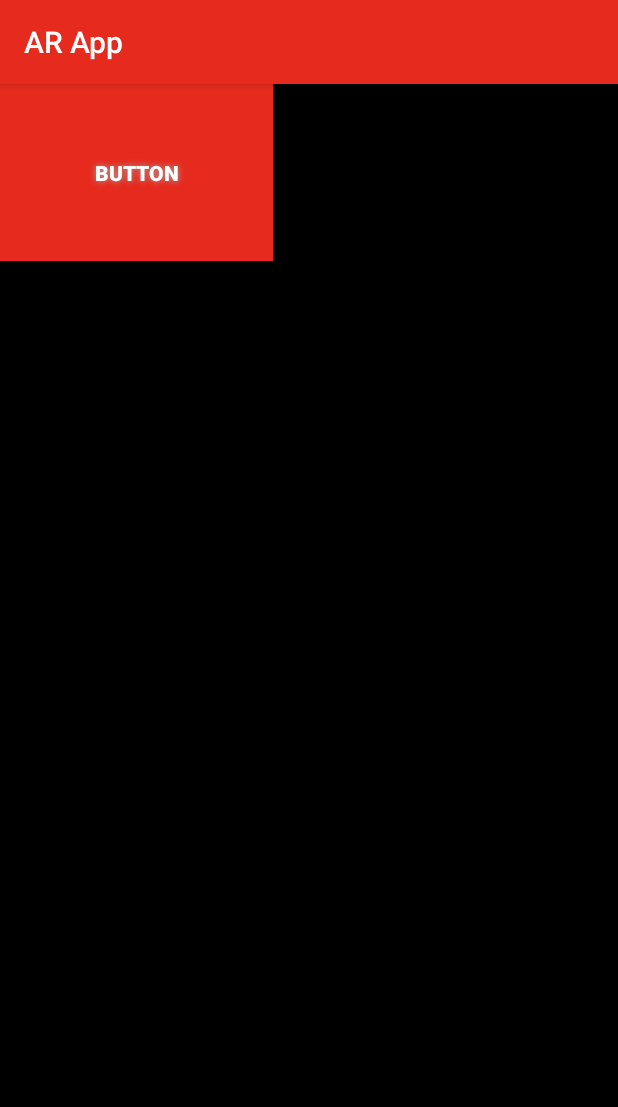
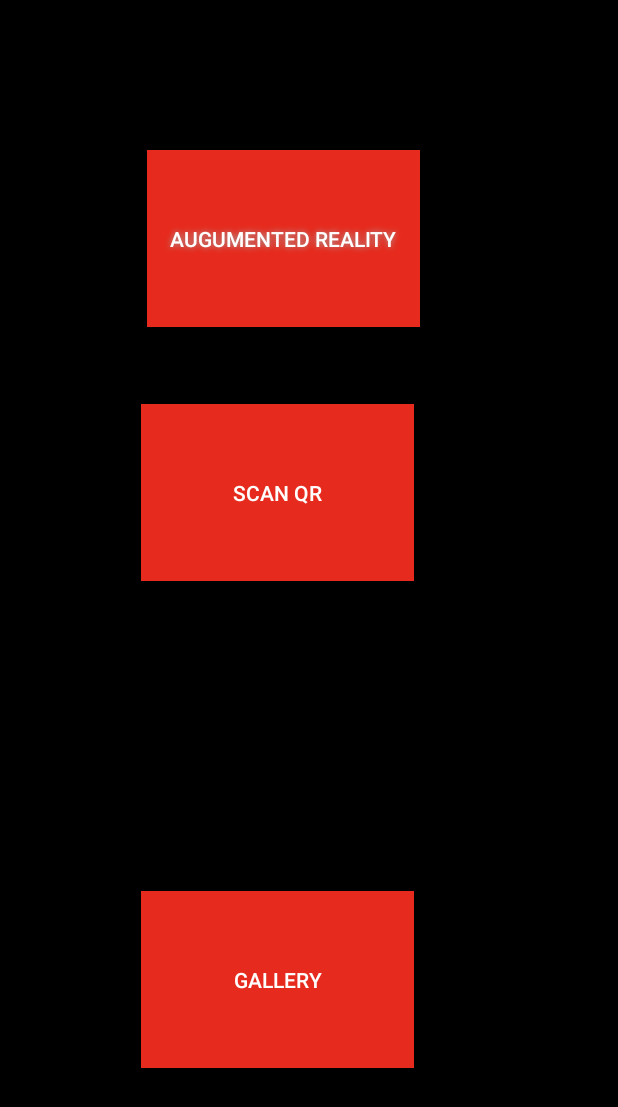
Before and after one commit to MichalinaDrozd/AR_App, an Android app: the screen it shows after launch (MainActivity), on a phone screen of 412 x 824 dp. Shown: the top 1107 px of the screen. Run offline under Robolectric (Android 15) with nearby library versions, the phone set to English and light mode, and no system bars.

Commit message:
First part of AR code.

```diff
--- a/app/src/main/java/com/example/michalinadrozd/arapp/MainActivity.kt
+++ b/app/src/main/java/com/example/michalinadrozd/arapp/MainActivity.kt
@@ -1,5 +1,6 @@
 package com.example.michalinadrozd.arapp
 
+import android.content.Intent
 import android.support.v7.app.AppCompatActivity
 import android.os.Bundle
 import android.widget.Button
@@ -10,6 +11,13 @@ class MainActivity : AppCompatActivity() {
     override fun onCreate(savedInstanceState: Bundle?) {
         super.onCreate(savedInstanceState)
         setContentView(R.layout.activity_main)
+
+        btn_AR.setOnClickListener{
+            val intent = Intent(this, Augumented_reality::class.java)
+            startActivity(intent)
+
+
+        }
     }
 
 
--- a/app/src/main/res/layout/activity_main.xml
+++ b/app/src/main/res/layout/activity_main.xml
@@ -1,5 +1,5 @@
 <?xml version="1.0" encoding="utf-8"?>
-<android.support.constraint.ConstraintLayout
+<RelativeLayout
         xmlns:android="http://schemas.android.com/apk/res/android"
         xmlns:tools="http://schemas.android.com/tools"
         xmlns:app="http://schemas.android.com/apk/res-auto"
@@ -11,36 +11,43 @@
         tools:context=".MainActivity">
 
     <Button
-            android:text="@string/button_Camera"
+            android:text="@string/button_Gallery"
             android:layout_width="182dp"
             android:layout_height="118dp" tools:layout_editor_absoluteY="346dp"
             android:background="@color/colorPrimary"
             android:textColor="#ffff"
-            android:textStyle="bold"
-            tools:layout_editor_absoluteX="101dp" android:id="@+id/button_Camera"/>
+
+            tools:layout_editor_absoluteX="101dp" android:id="@+id/button_Camera"
+            android:layout_alignParentBottom="true" android:layout_marginBottom="112dp"
+            android:layout_alignStart="@+id/button5" android:layout_marginStart="0dp"/>
     <Button
-            android:text="Button"
+            android:text="@string/button_Scan_QR"
             android:layout_width="182dp"
             android:layout_height="118dp" tools:layout_editor_absoluteY="196dp"
             android:background="@color/colorPrimary"
             android:textColor="#ffff"
-            android:textStyle="bold"
-            tools:layout_editor_absoluteX="101dp" android:id="@+id/button5"/>
+
+            tools:layout_editor_absoluteX="101dp" android:id="@+id/button5"
+            android:layout_alignStart="@+id/btn_AR" android:layout_marginTop="269dp" android:layout_marginStart="-4dp"
+            android:layout_alignParentTop="true"/>
     <Button
-            android:text="Button"
+            android:id="@+id/btn_AR"
+            android:text="@string/button_Camera"
             android:layout_width="182dp"
             android:layout_height="118dp" tools:layout_editor_absoluteY="50dp"
 
             android:textColor="#ffff"
-            android:textStyle="bold"
+
             android:background="@color/colorPrimary"
             android:shadowColor="#A8A8A8"
             android:shadowDx="0"
             android:shadowDy="0"
             android:shadowRadius="5"
-            tools:layout_editor_absoluteX="101dp" android:id="@+id/button"/>
+            tools:layout_editor_absoluteX="101dp"
+            android:layout_alignParentTop="true" android:layout_marginTop="100dp" android:layout_alignParentStart="true"
+            android:layout_marginStart="98dp"/>
 
 
 
 
-</android.support.constraint.ConstraintLayout>
+</RelativeLayout>
--- a/app/src/main/res/values/strings.xml
+++ b/app/src/main/res/values/strings.xml
@@ -1,4 +1,6 @@
 <resources>
     <string name="app_name">AR App</string>
-    <string name="button_Camera">Camera</string>
+    <string name="button_Camera">Augumented Reality</string>
+    <string name="button_Gallery">Gallery</string>
+    <string name="button_Scan_QR">Scan QR</string>
 </resources>
--- a/app/src/main/res/values/styles.xml
+++ b/app/src/main/res/values/styles.xml
@@ -1,11 +1,12 @@
 <resources>
 
     <!-- Base application theme. -->
-    <style name="AppTheme" parent="Theme.AppCompat.Light.DarkActionBar">
+    <style name="AppTheme" parent="Theme.AppCompat.Light.NoActionBar">
         <!-- Customize your theme here. -->
         <item name="colorPrimary">@color/colorPrimary</item>
         <item name="colorPrimaryDark">@color/colorPrimaryDark</item>
         <item name="colorAccent">@color/colorAccent</item>
+        <item name="android:windowFullscreen">true</item>
     </style>
 
 </resources>
```
Also changed, not shown: app/build.gradle (+3 -5 lines), app/src/main/AndroidManifest.xml (+8 -4 lines), app/src/main/java/com/example/michalinadrozd/arapp/Augumented_reality.kt (added, +45 -0 lines), app/src/main/res/layout/activity_augumented_reality.xml (added, +16 -0 lines).
